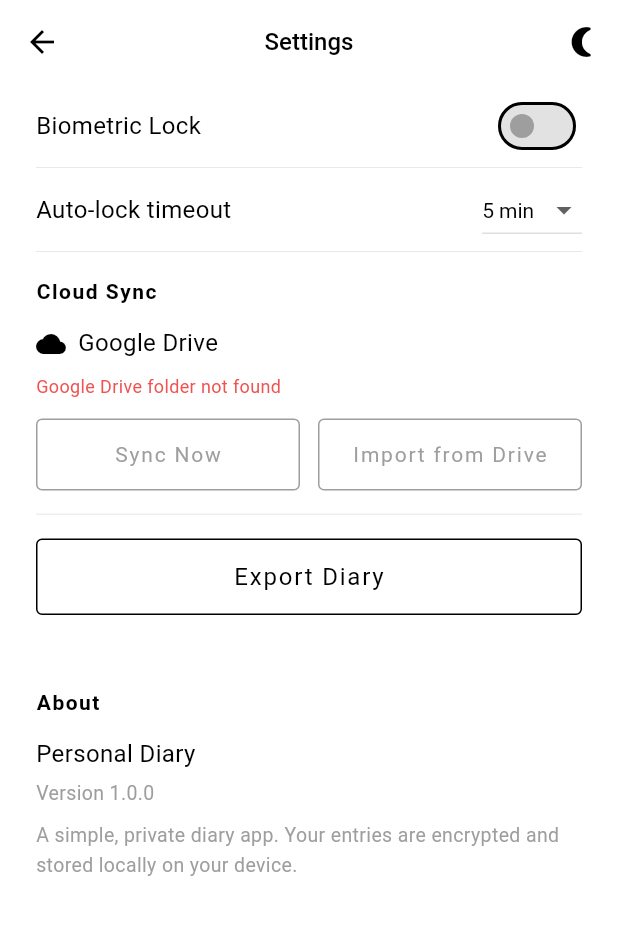
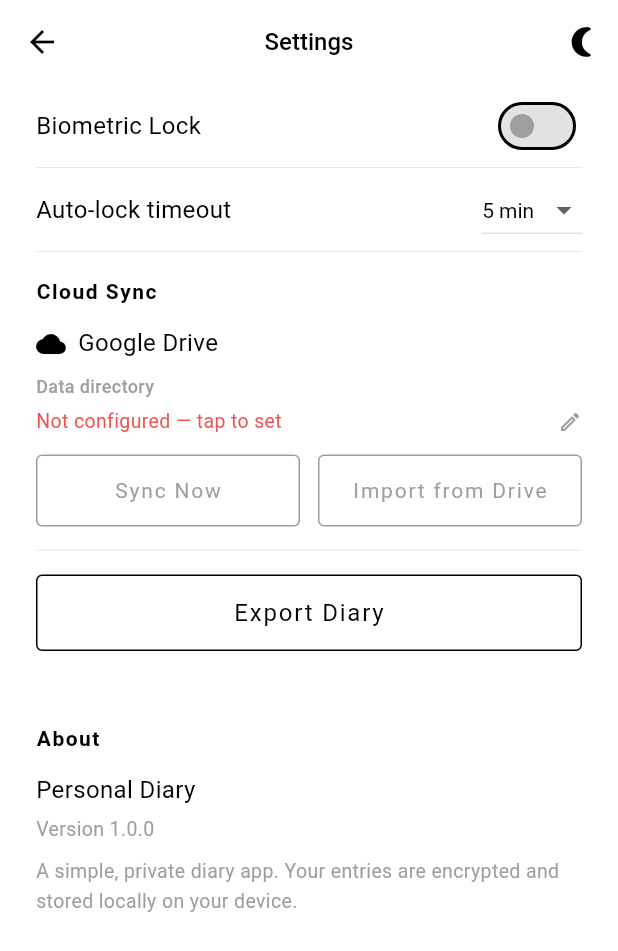
Before and after one commit to knight4seal/personal-diary, a Flutter app: the SettingsScreen screen opened by its route, on a phone screen of 412 x 824 dp. Shown: the top 951 px of the screen. Run offline on Flutter 3.47's test engine with Material 3 defaults, Android fonts, the phone set to English and light mode, and no system bars; our stand-ins replace drift, drift_flutter, flutter_riverpod, flutter_secure_storage, go_router, local_auth and 3 more; missing offline and left inert: record; accounts and stored records are empty; generated files the repository leaves out were written again; Roboto replaces fonts that are missing (Georgia).

Commit message:
Add configurable sync folder path in settings
- Settings shows current data directory with edit button
- Tap to change sync folder to any custom path
- "Reset to default" button restores Google Drive auto-detection
- Custom path persisted in SharedPreferences
- DriveSyncService uses custom folder override when set

Co-Authored-By: Claude Opus 4.6 (1M context) <noreply@anthropic.com>

```diff
--- a/lib/features/settings/providers/settings_provider.dart
+++ b/lib/features/settings/providers/settings_provider.dart
@@ -72,3 +72,28 @@ final autoLockTimeoutProvider =
   final prefs = ref.watch(sharedPreferencesProvider);
   return AutoLockTimeoutNotifier(prefs);
 });
+
+// --- Sync Folder Path ---
+
+class SyncFolderNotifier extends StateNotifier<String?> {
+  final SharedPreferences _prefs;
+  static const _key = 'sync_folder_path';
+
+  SyncFolderNotifier(this._prefs) : super(_prefs.getString(_key));
+
+  void setFolder(String path) {
+    state = path;
+    _prefs.setString(_key, path);
+  }
+
+  void resetToDefault() {
+    state = null;
+    _prefs.remove(_key);
+  }
+}
+
+final syncFolderProvider =
+    StateNotifierProvider<SyncFolderNotifier, String?>((ref) {
+  final prefs = ref.watch(sharedPreferencesProvider);
+  return SyncFolderNotifier(prefs);
+});
--- a/lib/features/settings/screens/settings_screen.dart
+++ b/lib/features/settings/screens/settings_screen.dart
@@ -17,11 +17,19 @@ class SettingsScreen extends ConsumerStatefulWidget {
 class _SettingsScreenState extends ConsumerState<SettingsScreen> {
   DateTime? _lastSyncTime;
   bool _isSyncing = false;
+  final _folderController = TextEditingController();
+  bool _isEditingFolder = false;
 
   @override
   void initState() {
     super.initState();
     _loadLastSyncTime();
+  }
+
+  @override
+  void dispose() {
+    _folderController.dispose();
+    super.dispose();
   }
 
   Future<void> _loadLastSyncTime() async {
@@ -42,7 +50,11 @@ class _SettingsScreenState extends ConsumerState<SettingsScreen> {
     final autoLockMinutes = ref.watch(autoLockTimeoutProvider);
 
     final syncService = ref.watch(driveSyncServiceProvider);
-    final driveFolder = syncService.findGoogleDriveFolder();
+    final customFolder = ref.watch(syncFolderProvider);
+    // Apply custom folder to sync service
+    syncService.setCustomFolder(customFolder);
+    final driveFolder = syncService.getActiveSyncFolder();
+    final autoDetectedFolder = syncService.findGoogleDriveFolder();
 
     return Scaffold(
       backgroundColor: bg,
@@ -163,22 +175,119 @@ class _SettingsScreenState extends ConsumerState<SettingsScreen> {
                     children: [
                       Icon(Icons.cloud, color: fg, size: 20),
                       const SizedBox(width: 8),
-                      Text(
+                      Expanded(
+                        child: Text(
                           'Google Drive',
                           style: TextStyle(color: fg, fontSize: 16),
+                        ),
+                      ),
+                      if (customFolder != null)
+                        TextButton(
+                          onPressed: () {
+                            ref.read(syncFolderProvider.notifier).resetToDefault();
+                            setState(() => _isEditingFolder = false);
+                          },
+                          child: Text(
+                            'Reset to default',
+                            style: TextStyle(color: grey, fontSize: 12),
+                          ),
                         ),
                     ],
                   ),
                 ),
                 const SizedBox(height: 8),
+                // Sync folder path display + edit
                 Padding(
                   padding: const EdgeInsets.symmetric(horizontal: 24),
+                  child: Column(
+                    crossAxisAlignment: CrossAxisAlignment.start,
+                    children: [
+                      Text(
+                        'Data directory',
+                        style: TextStyle(
+                          color: grey,
+                          fontSize: 12,
+                          fontWeight: FontWeight.w500,
+                        ),
+                      ),
+                      const SizedBox(height: 4),
+                      if (_isEditingFolder)
+                        Row(
+                          children: [
+                            Expanded(
+                              child: TextField(
+                                controller: _folderController,
+                                style: TextStyle(color: fg, fontSize: 13),
+                                decoration: InputDecoration(
+                                  hintText: autoDetectedFolder ?? '/path/to/sync/folder',
+                                  hintStyle: TextStyle(color: grey, fontSize: 13),
+                                  isDense: true,
+                                  contentPadding: const EdgeInsets.symmetric(
+                                      vertical: 8, horizontal: 8),
+                                  border: OutlineInputBorder(
+                                    borderSide: BorderSide(color: dividerColor),
+                                    borderRadius: BorderRadius.circular(4),
+                                  ),
+                                  enabledBorder: OutlineInputBorder(
+                                    borderSide: BorderSide(color: dividerColor),
+                                    borderRadius: BorderRadius.circular(4),
+                                  ),
+                                  focusedBorder: OutlineInputBorder(
+                                    borderSide: BorderSide(color: fg),
+                                    borderRadius: BorderRadius.circular(4),
+                                  ),
+                                ),
+                              ),
+                            ),
+                            const SizedBox(width: 8),
+                            GestureDetector(
+                              onTap: () {
+                                final path = _folderController.text.trim();
+                                if (path.isNotEmpty) {
+                                  ref.read(syncFolderProvider.notifier).setFolder(path);
+                                }
+                                setState(() => _isEditingFolder = false);
+                              },
+                              child: Icon(Icons.check, color: fg, size: 20),
+                            ),
+                            const SizedBox(width: 8),
+                            GestureDetector(
+                              onTap: () => setState(() => _isEditingFolder = false),
+                              child: Icon(Icons.close, color: grey, size: 20),
+                            ),
+                          ],
+                        )
+                      else
+                        GestureDetector(
+                          onTap: () {
+                            _folderController.text = driveFolder ?? '';
+                            setState(() => _isEditingFolder = true);
+                          },
+                          child: Row(
+                            children: [
+                              Expanded(
                                 child: Text(
-                    driveFolder ?? 'Google Drive folder not found',
+                                  driveFolder ?? 'Not configured — tap to set',
                                   style: TextStyle(
                                     color: driveFolder != null ? grey : Colors.red[400],
-                      fontSize: 12,
+                                    fontSize: 13,
                                   ),
+                                ),
+                              ),
+                              const SizedBox(width: 8),
+                              Icon(Icons.edit_outlined, color: grey, size: 16),
+                            ],
+                          ),
+                        ),
+                      if (customFolder != null)
+                        Padding(
+                          padding: const EdgeInsets.only(top: 4),
+                          child: Text(
+                            'Custom path (default: ${autoDetectedFolder ?? "auto-detect"})',
+                            style: TextStyle(color: grey, fontSize: 11),
+                          ),
+                        ),
+                    ],
                   ),
                 ),
                 if (_lastSyncTime != null)
```
Also changed, not shown: lib/services/drive_sync_service.dart (+16 -4 lines). Lines whose indentation alone changed are shown as unchanged.
